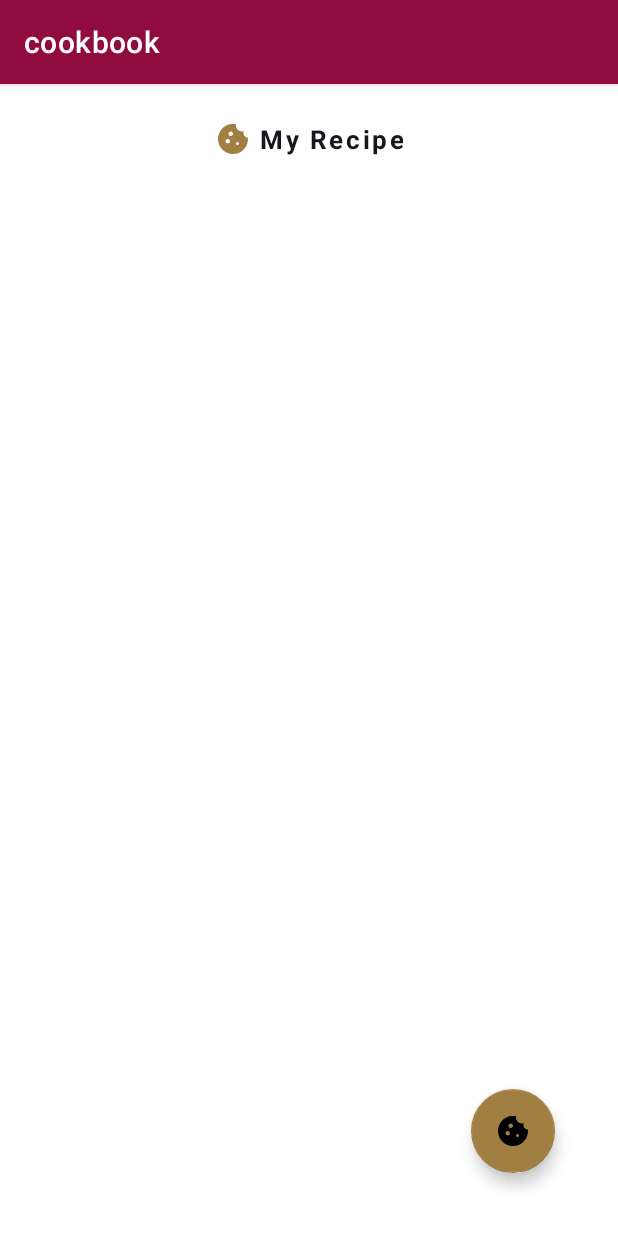
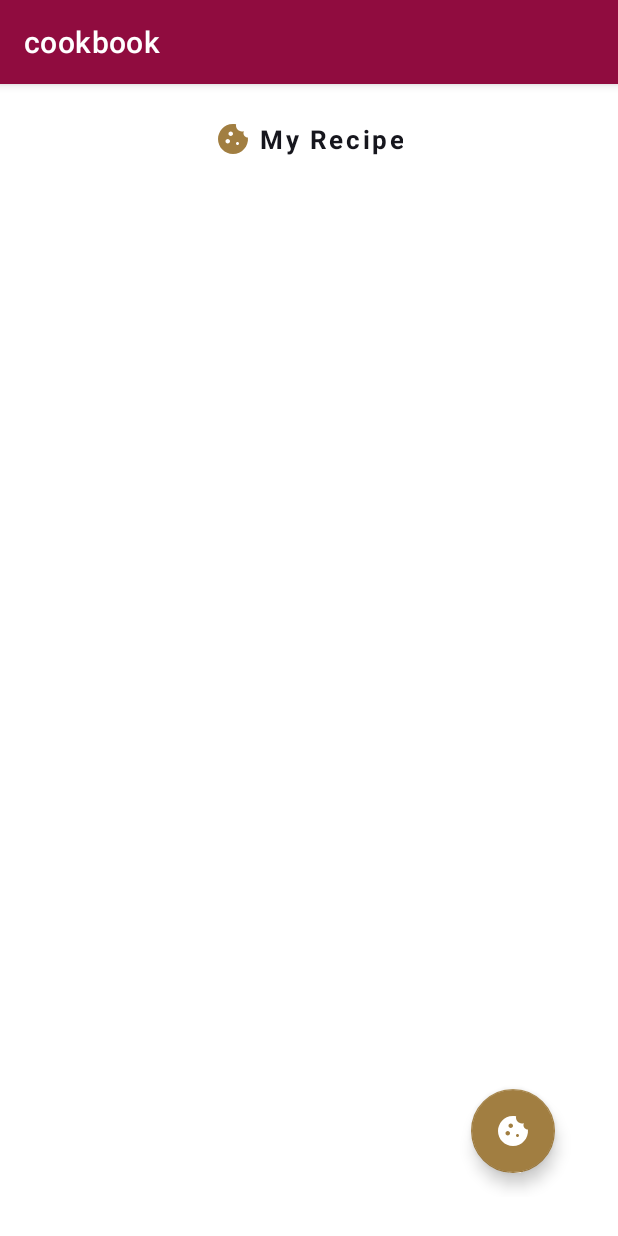
Before and after one commit to bellicaspiritualis/cookbook, an Android app: the screen it shows after launch (MainActivity), on a phone screen of 412 x 824 dp. Run offline under Robolectric (Android 15) with nearby library versions, the phone set to English and light mode, and no system bars; our stand-ins replace Room's generated code.

Commit message:
tint to white icon color for FAB

```diff
--- a/app/src/main/res/layout/activity_main.xml
+++ b/app/src/main/res/layout/activity_main.xml
@@ -9,7 +9,4 @@
     android:layout_height="match_parent"
     app:defaultNavHost="true"
     android:padding="@dimen/fragment_margin"
-    app:navGraph="@navigation/nav_graph"
-
-
- />
+    app:navGraph="@navigation/nav_graph" />
--- a/app/src/main/res/layout/fragment_home.xml
+++ b/app/src/main/res/layout/fragment_home.xml
@@ -19,6 +19,7 @@
         app:layout_constraintTop_toTopOf="parent" />
 
     <androidx.recyclerview.widget.RecyclerView
+        android:textStyle="bold"
         android:paddingTop="45dp"
         android:textSize="50sp"
         android:text="@string/fragment_home_label"
@@ -38,6 +39,7 @@
         app:layout_constraintBottom_toBottomOf="parent"
         app:layout_constraintEnd_toEndOf="parent"
         android:src="@drawable/cookie_white"
+        app:tint="@color/white"
         android:contentDescription="@string/add_recipe"/>
 
 </androidx.constraintlayout.widget.ConstraintLayout>
```
